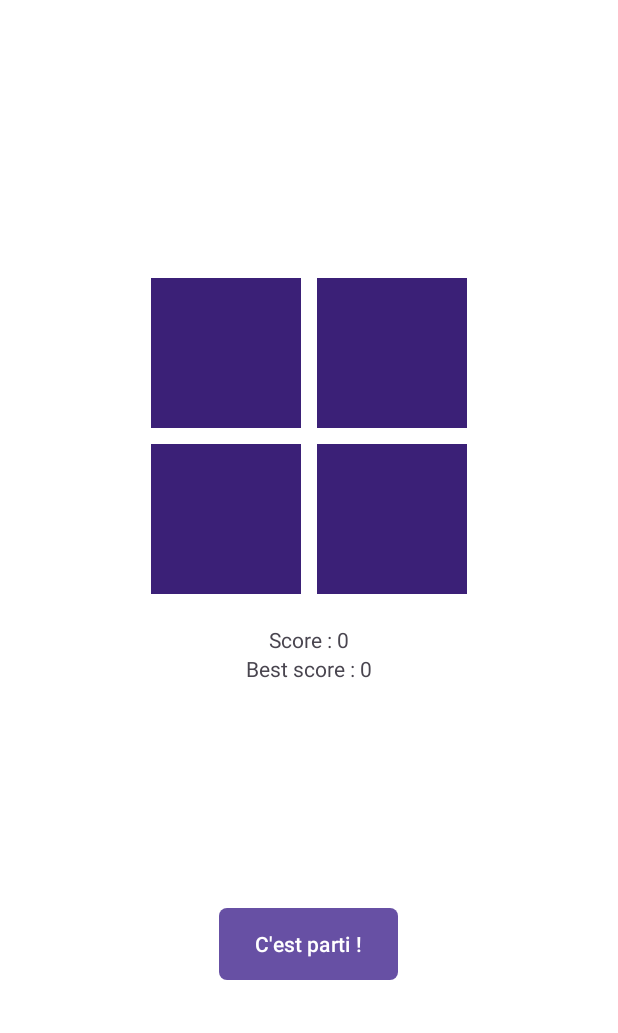
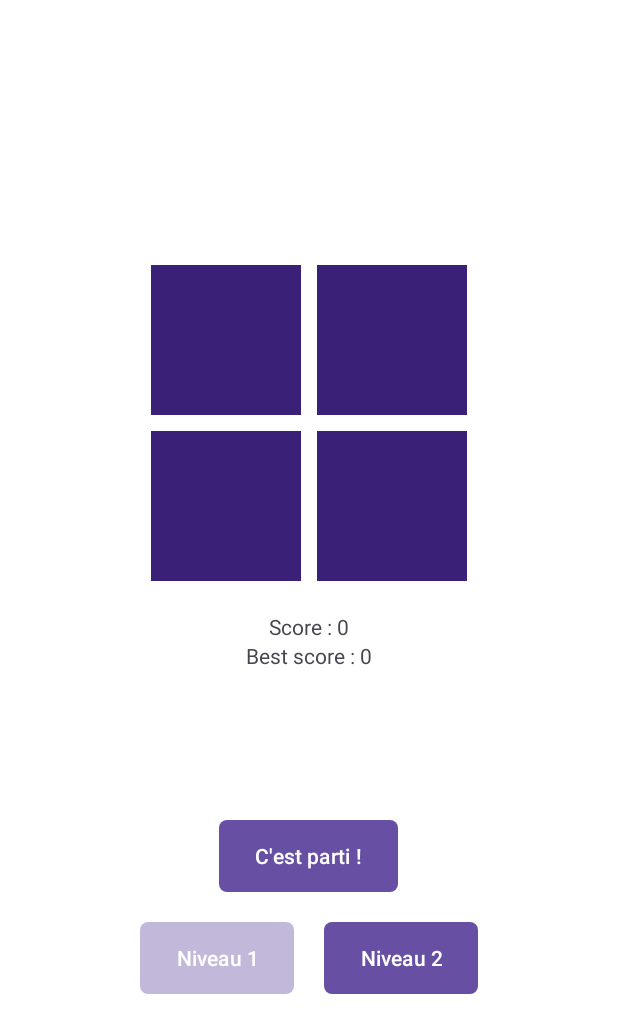
Before and after one commit to boulocheE/simon_appAndroid, an Android app: the screen it shows after launch (MainActivity), after a tap on an icon or button, on a phone screen of 412 x 824 dp. Shown: the top 1033 px of the screen. Run offline under Robolectric (Android 15) with nearby library versions, the phone set to English and light mode, and no system bars; 2 other taps on this screen came first.

Commit message:
"new version : levels + colors"

```diff
--- a/app/src/main/java/com/example/simon/MainActivity.java
+++ b/app/src/main/java/com/example/simon/MainActivity.java
@@ -3,11 +3,10 @@ package com.example.simon;
 import androidx.appcompat.app.AppCompatActivity;
 import androidx.core.content.ContextCompat;
 
-import android.graphics.Color;
-
 import android.os.Bundle;
 import android.os.Handler;
 
+import android.widget.Button;
 import android.widget.TextView;
 import android.view.View;
 
@@ -25,6 +24,11 @@ public class MainActivity extends AppCompatActivity {
     private List<Integer> lstCasesUser;
 
     private int[] tabIdCouleurs;
+
+
+    private int     temps;
+    private double coeffTemps;
+    private int    niveauActuel;
 
 
     private boolean debutPartieJoueur;
@@ -66,9 +70,9 @@ public class MainActivity extends AppCompatActivity {
             });
         }
 
+
         this.debutPartieJoueur = false;
         this.finPartie         = true;
-
 
 
         TextView textView;
@@ -78,10 +82,81 @@ public class MainActivity extends AppCompatActivity {
 
         textView = (TextView) findViewById(R.id.textViewScore);
         textView.setText("Score : " + this.score);
+
+
+        Button buttonNiveau2 = (Button) findViewById(R.id.buttonNiveau2);
+        buttonNiveau2.setBackground(null);
+        buttonNiveau2.setBackgroundResource( R.drawable.button_niveau_non_select );
+
+
+        this.temps      = 500;
+        this.coeffTemps = 1;
+
+        this.niveauActuel = 1;
     }
 
 
-    public void debutJeu (View view) { this.genererCase(); }
+    public void debutJeu (View view)
+    {
+        if ( this.finPartie )
+        {
+            this.genererCase();
+            this.finPartie = false;
+
+            if ( this.niveauActuel == 1 ) this.niveau1();
+            else                          this.niveau2();
+        }
+    }
+
+
+    public void clickNiveau1 (View view)
+    {
+        if ( this.finPartie )
+        {
+            this.niveauActuel = 1;
+            this.niveau1();
+        }
+    }
+
+
+    public void clickNiveau2 (View view)
+    {
+        if ( this.finPartie )
+        {
+            this.niveauActuel = 2;
+            this.niveau2();
+        }
+    }
+
+
+    public void niveau1 ()
+    {
+        this.temps      = 500;
+        this.coeffTemps = 1;
+
+        Button buttonNiveau1 = (Button) findViewById(R.id.buttonNiveau1);
+        buttonNiveau1.setBackground(null);
+        buttonNiveau1.setBackgroundResource( R.drawable.button );
+
+        Button buttonNiveau2 = (Button) findViewById(R.id.buttonNiveau2);
+        buttonNiveau2.setBackground(null);
+        buttonNiveau2.setBackgroundResource( R.drawable.button_niveau_non_select );
+    }
+
+
+    public void niveau2 ()
+    {
+        this.temps      = 500;
+        this.coeffTemps = 0.95;
+
+        Button buttonNiveau1 = (Button) findViewById(R.id.buttonNiveau1);
+        buttonNiveau1.setBackground(null);
+        buttonNiveau1.setBackgroundResource( R.drawable.button_niveau_non_select );
+
+        Button buttonNiveau2 = (Button) findViewById(R.id.buttonNiveau2);
+        buttonNiveau2.setBackground(null);
+        buttonNiveau2.setBackgroundResource( R.drawable.button );
+    }
 
 
     private void genererCase ()
@@ -96,7 +171,11 @@ public class MainActivity extends AppCompatActivity {
     private void modifierCoul()
     {
         final Handler handler = new Handler();
-        final int delayBetweenColors = 200;
+        final int delayBetweenColors = (int)( this.temps * this.coeffTemps );
+
+
+        this.casesAViolet();
+
 
         // Start with the first index
         displayColorRecursive(handler, 0, delayBetweenColors);
@@ -118,19 +197,69 @@ public class MainActivity extends AppCompatActivity {
                 }
             }, delayBetweenColors * 1); // Délai entre chaque changement
 
+
             handler.postDelayed(new Runnable() {
                 @Override
                 public void run() {
+                    if ( (int)( temps * coeffTemps ) > 100 ) temps = (int)( temps * coeffTemps );
                     // Retour à la couleur par défaut ou toute autre couleur souhaitée
                     textView.setBackgroundColor(ContextCompat.getColor(MainActivity.this, R.color.violet));
                     // Continue with the next color after a delay
-                    displayColorRecursive(handler, index + 1, delayBetweenColors);
+                    displayColorRecursive(handler, index + 1, temps   );
                 }
             }, delayBetweenColors * 2 + 100); // Introduce a small additional delay for resetting
         }
 
         else
-            this.debutPartieJoueur = true;
+        {
+            handler.postDelayed(new Runnable() {
+                @Override
+                public void run() {
+                    casesACoul();
+
+                    debutPartieJoueur = true;
+                }
+            }, delayBetweenColors * 3 + 100); // Introduce a small additional delay for resetting
+        }
+    }
+
+
+    private void casesAViolet()
+    {
+        TextView[] tabTextView = new TextView[4];
+
+        tabTextView[0] = (TextView) findViewById(R.id.textView1);
+        tabTextView[1] = (TextView) findViewById(R.id.textView2);
+        tabTextView[2] = (TextView) findViewById(R.id.textView3);
+        tabTextView[3] = (TextView) findViewById(R.id.textView4);
+
+        for ( TextView t : tabTextView )
+        {
+            t.setBackground(null);
+            t.setBackgroundResource( R.color.violet );
+        }
+    }
+
+
+    private void casesACoul ()
+    {
+        TextView textView;
+
+        textView = (TextView) findViewById(R.id.textView1);
+        textView.setBackground(null);
+        textView.setBackgroundResource( R.drawable.text_view_bleu );
+
+        textView = (TextView) findViewById(R.id.textView2);
+        textView.setBackground(null);
+        textView.setBackgroundResource( R.drawable.text_view_vert );
+
+        textView = (TextView) findViewById(R.id.textView3);
+        textView.setBackground(null);
+        textView.setBackgroundResource( R.drawable.text_view_jaune );
+
+        textView = (TextView) findViewById(R.id.textView4);
+        textView.setBackground(null);
+        textView.setBackgroundResource( R.drawable.text_view_rouge );
     }
 
 
@@ -180,6 +309,11 @@ public class MainActivity extends AppCompatActivity {
             valCorrectes = false;
         }
 
+
+        if ( !valCorrectes )
+            this.casesAViolet();
+
+
         if ( valCorrectes && this.lstCasesGenerees.size() == this.lstCasesUser.size() )
         {
             this.score ++;
--- /dev/null
+++ b/app/src/main/res/drawable/button_niveau_non_select.xml
@@ -0,0 +1,6 @@
+<?xml version="1.0" encoding="utf-8"?>
+<shape xmlns:android="http://schemas.android.com/apk/res/android"
+    android:shape="rectangle">
+    <corners android:radius="5dp" /> <!-- Ajustez la valeur de radius selon vos préférences -->
+    <solid android:color="@color/grisOp" /> <!-- Couleur de fond du bouton -->
+</shape>
--- /dev/null
+++ b/app/src/main/res/drawable/text_view_bleu.xml
@@ -0,0 +1,8 @@
+<?xml version="1.0" encoding="utf-8"?>
+<selector xmlns:android="http://schemas.android.com/apk/res/android">
+
+    <!-- TextView 2 -->
+    <item android:state_selected="true" android:drawable="@color/bleu" />
+    <item android:drawable="@color/bleuOp" />
+
+</selector>
--- /dev/null
+++ b/app/src/main/res/drawable/text_view_jaune.xml
@@ -0,0 +1,8 @@
+<?xml version="1.0" encoding="utf-8"?>
+<selector xmlns:android="http://schemas.android.com/apk/res/android">
+
+    <!-- TextView 2 -->
+    <item android:state_selected="true" android:drawable="@color/jaune" />
+    <item android:drawable="@color/jauneOp" />
+
+</selector>
--- /dev/null
+++ b/app/src/main/res/drawable/text_view_rouge.xml
@@ -0,0 +1,8 @@
+<?xml version="1.0" encoding="utf-8"?>
+<selector xmlns:android="http://schemas.android.com/apk/res/android">
+
+    <!-- TextView 2 -->
+    <item android:state_selected="true" android:drawable="@color/rouge" />
+    <item android:drawable="@color/rougeOp" />
+
+</selector>
--- /dev/null
+++ b/app/src/main/res/drawable/text_view_vert.xml
@@ -0,0 +1,8 @@
+<?xml version="1.0" encoding="utf-8"?>
+<selector xmlns:android="http://schemas.android.com/apk/res/android">
+
+    <!-- TextView 2 -->
+    <item android:state_selected="true" android:drawable="@color/vert" />
+    <item android:drawable="@color/vertOp" />
+
+</selector>
--- a/app/src/main/res/layout/activity_main.xml
+++ b/app/src/main/res/layout/activity_main.xml
@@ -120,7 +120,7 @@
         android:layout_width="wrap_content"
         android:layout_height="wrap_content"
 
-        android:layout_marginTop="150dp"
+        android:layout_marginTop="100dp"
 
         android:background="@drawable/button"
 
@@ -128,4 +128,43 @@
 
         android:text="@string/go"/>
 
+
+    <LinearLayout
+        android:layout_width="wrap_content"
+        android:layout_height="wrap_content"
+
+        android:orientation="horizontal">
+
+        <Button
+            android:id="@+id/buttonNiveau1"
+
+            android:layout_width="wrap_content"
+            android:layout_height="wrap_content"
+
+            android:layout_marginTop="20dp"
+            android:layout_marginRight="20dp"
+
+            android:background="@drawable/button"
+
+            android:onClick="clickNiveau1"
+
+            android:text="@string/niveau1"/>
+
+        <Button
+            android:id="@+id/buttonNiveau2"
+
+            android:layout_width="wrap_content"
+            android:layout_height="wrap_content"
+
+            android:layout_marginTop="20dp"
+
+            android:background="@drawable/button"
+
+            android:onClick="clickNiveau2"
+
+            android:text="@string/niveau2"/>
+
+    </LinearLayout>
+
+
 </LinearLayout>
--- a/app/src/main/res/values/colors.xml
+++ b/app/src/main/res/values/colors.xml
@@ -6,7 +6,16 @@
     <color name="violet">#FF3B2077</color>
 
     <color name="bleu" >#FF2980B9</color>
+    <color name="bleuOp" >#662980B9</color>
+
     <color name="vert" >#FF186A3B</color>
+    <color name="vertOp" >#66186A3B</color>
+
     <color name="jaune">#FFF1C40F</color>
+    <color name="jauneOp">#66F1C40F</color>
+
     <color name="rouge">#FFFF0000</color>
+    <color name="rougeOp">#66FF0000</color>
+
+    <color name="grisOp">#667B7D7D</color>
 </resources>
--- a/app/src/main/res/values/strings.xml
+++ b/app/src/main/res/values/strings.xml
@@ -5,4 +5,7 @@
     <string name="bestScore">Meilleur score :</string>
 
     <string name="go">C\'est parti !</string>
+
+    <string name="niveau1">Niveau 1</string>
+    <string name="niveau2">Niveau 2</string>
 </resources>
```
